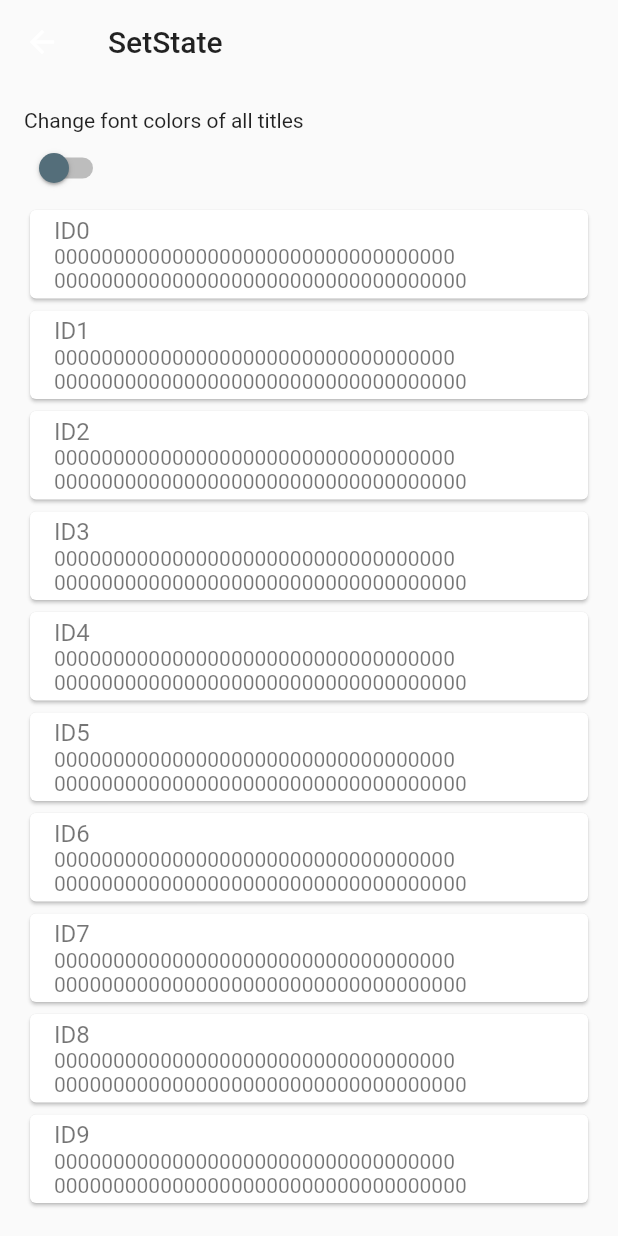
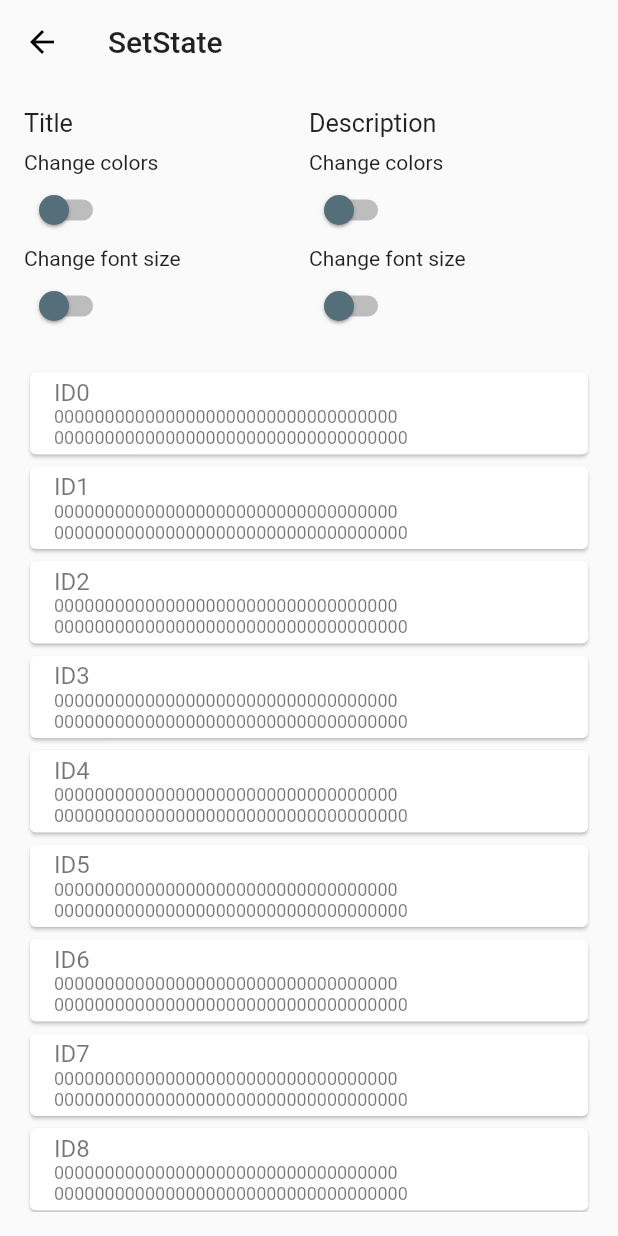
Before and after one commit to HenriqueHartmann/tcc-flutter-performance, a Flutter app: the MainSetState screen opened directly with empty values, on a phone screen of 412 x 824 dp. Run offline on Flutter 3.47's test engine with Material 2 defaults, Android fonts, the phone set to English and light mode, and no system bars.

Commit message:
Add Descriptions changes and SwitchWidget

```diff
--- /dev/null
+++ b/lib/bloc/title_color_state.dart
@@ -0,0 +1,5 @@
+// class TitleColorState {
+//     final Color titleColor;
+
+
+// }
--- a/lib/src/features/setState/main_setState.dart
+++ b/lib/src/features/setState/main_setState.dart
@@ -1,6 +1,7 @@
 import 'dart:developer';
 
 import 'package:flutter/material.dart';
+import 'package:tcc_performance_app/src/utils/common/widgets/switch_widget.dart';
 import 'package:tcc_performance_app/src/utils/data/item_client.dart';
 
 class MainSetState extends StatefulWidget {
@@ -14,12 +15,15 @@ class MainSetState extends StatefulWidget {
 
 class _MainSetStateState extends State<MainSetState> {
   late ItemListModel itemList;
+
   bool allTitleFontColorSwitch = false;
+  bool allTitleFontSizeSwitch = false;
+
+  bool allDescriptionFontColorSwitch = false;
+  bool allDescriptionFontSizeSwitch = false;
 
   @override
   Widget build(BuildContext context) {
-    log('\nBUILDED');
-
     itemList = ModalRoute.of(context)!.settings.arguments as ItemListModel;
 
     return Scaffold(
@@ -30,6 +34,7 @@ class _MainSetStateState extends State<MainSetState> {
           'SetState',
           style: TextStyle(color: Colors.black87),
         ),
+        iconTheme: IconThemeData(color: Colors.black),
       ),
       body: Container(
         margin: const EdgeInsets.all(16.0),
@@ -37,27 +42,84 @@ class _MainSetStateState extends State<MainSetState> {
           children: [
             Row(
               children: [
-                Column(
+                Expanded(
+                  flex: 1,
+                  child: Column(
                     crossAxisAlignment: CrossAxisAlignment.start,
                     children: [
-                    Text('Change font colors of all titles'),
-                    Switch(
-                        activeColor: Colors.amber,
-                        inactiveThumbColor: Colors.blueGrey.shade600,
-                        inactiveTrackColor: Colors.grey.shade400,
-                        splashRadius: 50.0,
-                        value: allTitleFontColorSwitch,
+                      Text(
+                        'Title',
+                        textScaleFactor: 1.2,
+                      ),
+                      SizedBox(
+                        height: 8.0,
+                      ),
+                      SwitchWidget(
+                        title: 'Change colors',
+                        switchValue: allTitleFontColorSwitch,
                         onChanged: (value) {
                           setState(() {
                             allTitleFontColorSwitch = !allTitleFontColorSwitch;
                             itemList.changeAllTitleFontColor(
                                 allTitleFontColorSwitch);
                           });
-                        }),
-                  ],
+                        },
+                      ),
+                      SwitchWidget(
+                        title: 'Change font size',
+                        switchValue: allTitleFontSizeSwitch,
+                        onChanged: (value) {
+                          setState(() {
+                            allTitleFontSizeSwitch = !allTitleFontSizeSwitch;
+                            itemList.changeAllTitleFontSizes(
+                                allTitleFontSizeSwitch);
+                          });
+                        },
                       ),
                     ],
                   ),
+                ),
+                Expanded(
+                  child: Column(
+                    crossAxisAlignment: CrossAxisAlignment.start,
+                    children: [
+                      Text(
+                        'Description',
+                        textScaleFactor: 1.2,
+                      ),
+                      SizedBox(
+                        height: 8.0,
+                      ),
+                      SwitchWidget(
+                        title: 'Change colors',
+                        switchValue: allDescriptionFontColorSwitch,
+                        onChanged: (value) {
+                          setState(() {
+                            allDescriptionFontColorSwitch =
+                                !allDescriptionFontColorSwitch;
+                            itemList.changeAllDescriptionFontColor(
+                                allDescriptionFontColorSwitch);
+                          });
+                        },
+                      ),
+                      SwitchWidget(
+                        title: 'Change font size',
+                        switchValue: allDescriptionFontSizeSwitch,
+                        onChanged: (value) {
+                          setState(() {
+                            allDescriptionFontSizeSwitch =
+                                !allDescriptionFontSizeSwitch;
+                            itemList.changeAllDescriptionFontSizes(
+                                allDescriptionFontSizeSwitch);
+                          });
+                        },
+                      ),
+                    ],
+                  ),
+                ),
+              ],
+            ),
+            SizedBox(height: 16.0),
             Expanded(
               child: ListView.builder(
                 shrinkWrap: true,
@@ -73,19 +135,35 @@ class _MainSetStateState extends State<MainSetState> {
                               return InkWell(
                                 onTap: () {
                                   setStateTitle(() {
-                                  itemList.getDataByIndex(index).changeTitleFontColor();
+                                    itemList
+                                        .getDataByIndex(index)
+                                        .changeTitleFontColor();
                                   });
                                 },
                                 child: Text(
                                   itemList.getDataByIndex(index).getTitle(),
                                   style: TextStyle(
-                                  color: itemList.getDataByIndex(index).getTitleFontColor(),
+                                    fontSize: itemList
+                                        .getDataByIndex(index)
+                                        .getTitleFontSize(),
+                                    color: itemList
+                                        .getDataByIndex(index)
+                                        .getTitleFontColor(),
                                   ),
                                 ),
                               );
-                          }),
+                            },
+                          ),
                           subtitle: Text(
                             itemList.getDataByIndex(index).getDescription(),
+                            style: TextStyle(
+                              fontSize: itemList
+                                  .getDataByIndex(index)
+                                  .getDescriptionFontSize(),
+                              color: itemList
+                                  .getDataByIndex(index)
+                                  .getDescriptionFontColor(),
+                            ),
                           ),
                         ),
                       ],
--- /dev/null
+++ b/lib/src/utils/common/widgets/switch_widget.dart
@@ -0,0 +1,36 @@
+import 'package:flutter/material.dart';
+
+class SwitchWidget extends StatelessWidget {
+  final String title;
+  final bool switchValue;
+  final Function(bool) onChanged;
+
+  const SwitchWidget({
+    required this.title,
+    required this.switchValue,
+    required this.onChanged,
+    super.key,
+  });
+
+  @override
+  Widget build(BuildContext context) {
+    return Row(
+      children: [
+        Column(
+          crossAxisAlignment: CrossAxisAlignment.start,
+          children: [
+            Text(title),
+            Switch(
+              activeColor: Colors.red,
+              inactiveThumbColor: Colors.blueGrey.shade600,
+              inactiveTrackColor: Colors.grey.shade400,
+              splashRadius: 50.0,
+              value: switchValue,
+              onChanged: onChanged,
+            ),
+          ],
+        ),
+      ],
+    );
+  }
+}
```
Also changed, not shown: lib/src/utils/data/item_client.dart (+36 -0 lines), lib/bloc/description_color_state.dart (added). Lines whose indentation alone changed are shown as unchanged.
